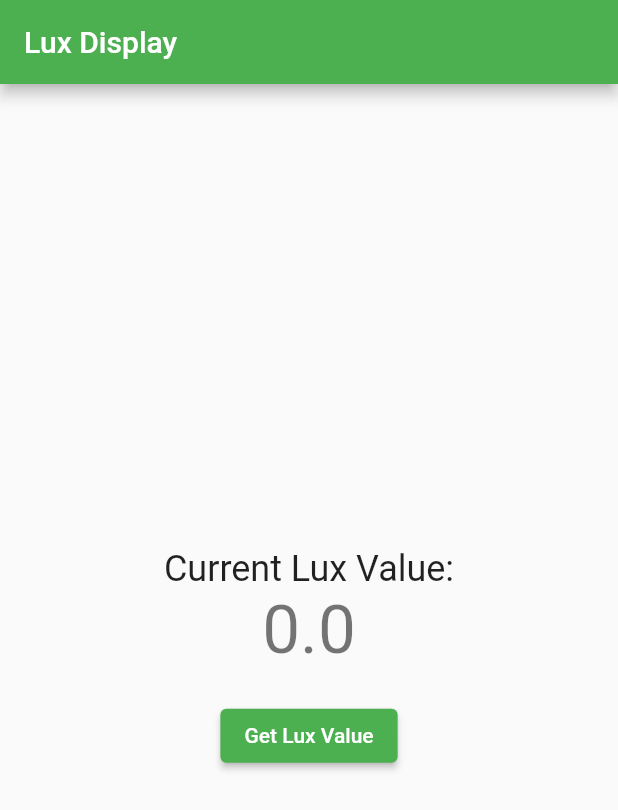
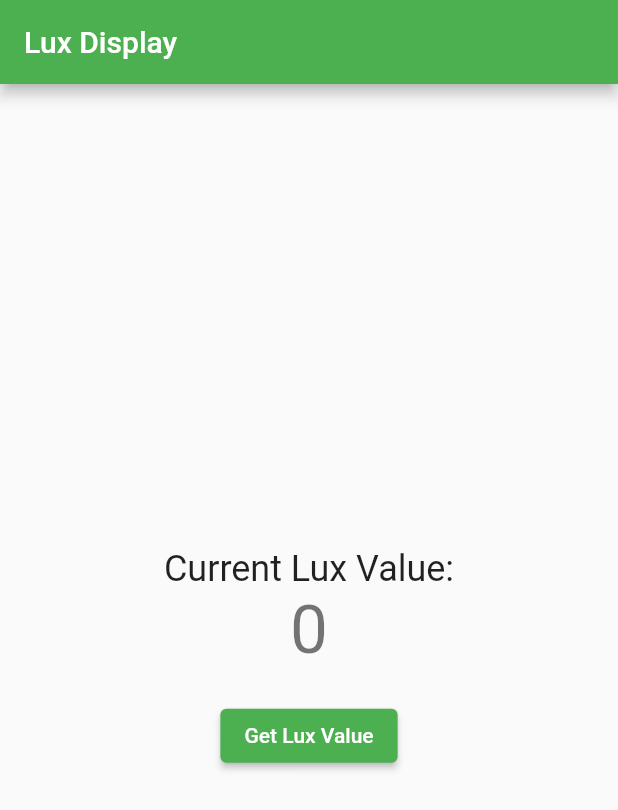
Before and after one commit to Awram/light-app, a Flutter app: the screen it shows after launch, on a phone screen of 412 x 824 dp. Shown: the top 810 px of the screen. Run offline on Flutter 3.47's test engine with Material 2 defaults, Android fonts, the phone set to English and light mode, and no system bars.

```diff
--- a/lib/main.dart
+++ b/lib/main.dart
@@ -1,7 +1,8 @@
 import 'package:flutter/material.dart';
 import 'package:flutter/services.dart';
 import 'dart:async';
-// this text is for testing pull request -Tejas
+import 'package:intl/intl.dart';
+
 
 void main() {
   runApp(const MyApp());
@@ -41,6 +42,8 @@ class _LuxDisplayState extends State<LuxDisplay> {
   static const platform = const MethodChannel('com.example.myapp/light_sensor');
   double lux = 0;
   bool isLoading = false;
+  final numberFormatter = NumberFormat("#,##0", "en_US"); // Create a number formatter
+
 
   Future<double> getLuxValue() async {
     try {
@@ -75,7 +78,7 @@ class _LuxDisplayState extends State<LuxDisplay> {
               style: Theme.of(context).textTheme.headline5,
             ),
             Text(
-              '$lux',
+              numberFormatter.format(lux), // Format the lux value
               style: Theme.of(context).textTheme.headline3,
             ),
             SizedBox(height: 20), // Add some space between the text and button
--- a/pubspec.yaml
+++ b/pubspec.yaml
@@ -30,6 +30,7 @@ environment:
 dependencies:
   flutter:
     sdk: flutter
+  intl: ^0.17.0
 
 
 
```
Also changed, not shown: pubspec.lock.
